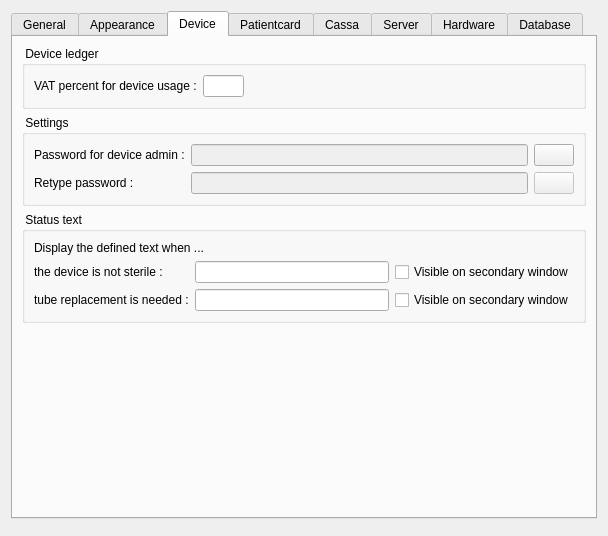
First picture: the form in client/dlgpreferences.ui, repository tbikfalvi/Belenus, before the edit.
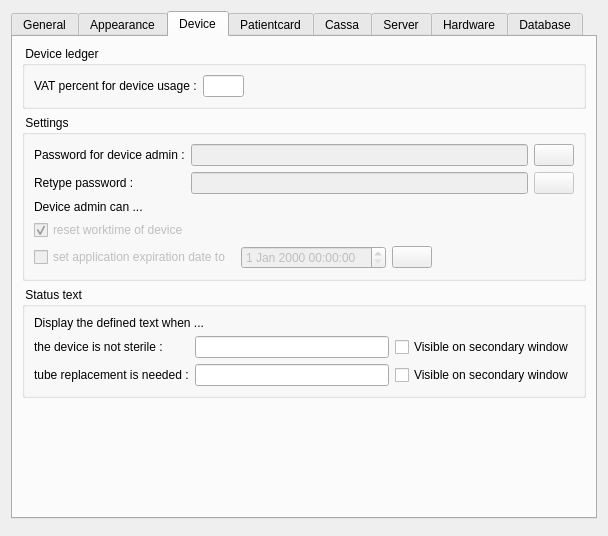
Second picture: the form after the edit. The open tabs and pages were chosen to show the change.

Commit message: Additional exp date

```diff
--- a/client/dlgpreferences.ui
+++ b/client/dlgpreferences.ui
@@ -1049,6 +1049,8 @@
          <property name="title">
           <string> Settings </string>
          </property>
+         <layout class="QVBoxLayout" name="verticalLayout_24">
+          <item>
          <layout class="QGridLayout" name="gridLayout">
           <item row="0" column="0">
            <widget class="QLabel" name="lblDeviceAdminPassword">
@@ -1100,6 +1102,69 @@
              <string/>
             </property>
            </widget>
+            </item>
+           </layout>
+          </item>
+          <item>
+           <widget class="QLabel" name="lblDeviceAdminPrivileges">
+            <property name="text">
+             <string>Device admin can ...</string>
+            </property>
+           </widget>
+          </item>
+          <item>
+           <widget class="QCheckBox" name="chkDAResetClock">
+            <property name="enabled">
+             <bool>false</bool>
+            </property>
+            <property name="text">
+             <string>reset worktime of device</string>
+            </property>
+            <property name="checked">
+             <bool>true</bool>
+            </property>
+           </widget>
+          </item>
+          <item>
+           <layout class="QHBoxLayout" name="horizontalLayout_37">
+            <item>
+             <widget class="QCheckBox" name="chkDASetExpireDate">
+              <property name="enabled">
+               <bool>false</bool>
+              </property>
+              <property name="text">
+               <string>set application expiration date to </string>
+              </property>
+             </widget>
+            </item>
+            <item>
+             <widget class="QDateTimeEdit" name="dteLicenceExpiration">
+              <property name="enabled">
+               <bool>false</bool>
+              </property>
+             </widget>
+            </item>
+            <item>
+             <widget class="QPushButton" name="pbModifyExpDate">
+              <property name="text">
+               <string/>
+              </property>
+             </widget>
+            </item>
+            <item>
+             <spacer name="horizontalSpacer_28">
+              <property name="orientation">
+               <enum>Qt::Horizontal</enum>
+              </property>
+              <property name="sizeHint" stdset="0">
+               <size>
+                <width>40</width>
+                <height>20</height>
+               </size>
+              </property>
+             </spacer>
+            </item>
+           </layout>
           </item>
          </layout>
         </widget>
```
Left out of the diff: 22 changed lines with no effect on the pictures. Lines whose indentation alone changed are shown as unchanged. The commit also changes 6 other files.
